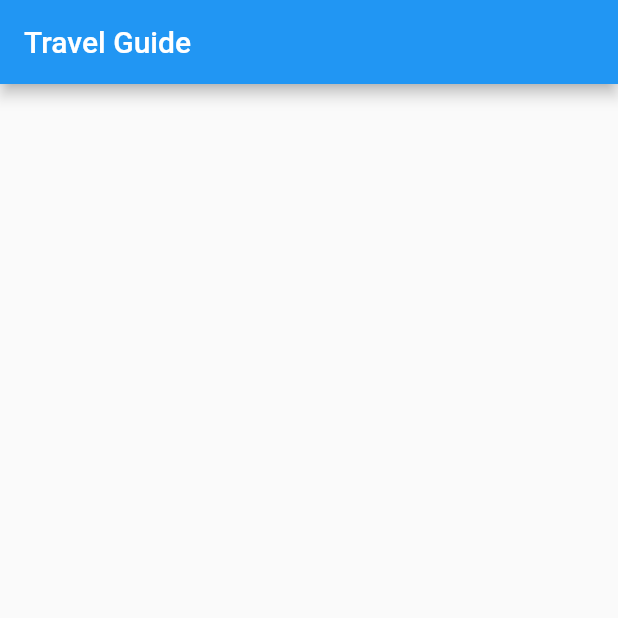
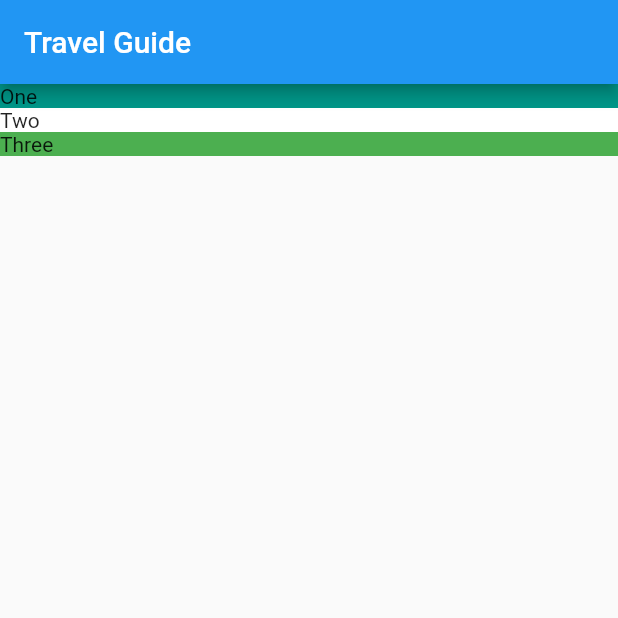
Before and after one commit to shakiz/travel_app, a Flutter app: the screen it shows after launch, on a phone screen of 412 x 824 dp, the top half of it. Run offline on Flutter 3.47's test engine with Material 2 defaults, Android fonts, the phone set to English and light mode, and no system bars.

Commit message:
container and column

```diff
--- a/lib/main.dart
+++ b/lib/main.dart
@@ -18,6 +18,30 @@ class _TravelState extends State<TravelApp>{
         appBar: AppBar(
           title: Text("Travel Guide"),
         ),
+        body: Column(
+          mainAxisAlignment: MainAxisAlignment.start,
+          crossAxisAlignment: CrossAxisAlignment.stretch,
+          children: <Widget>[
+            Container(
+              decoration: BoxDecoration(
+                  color: Colors.teal
+              ),
+              child: Text("One"),
+            ),
+            Container(
+              decoration: BoxDecoration(
+                  color: Colors.white
+              ),
+              child: Text("Two"),
+            ),
+            Container(
+              decoration: BoxDecoration(
+                  color: Colors.green
+              ),
+              child: Text("Three"),
+            ),
+          ],
+        )
       ),
     );
   }
```
